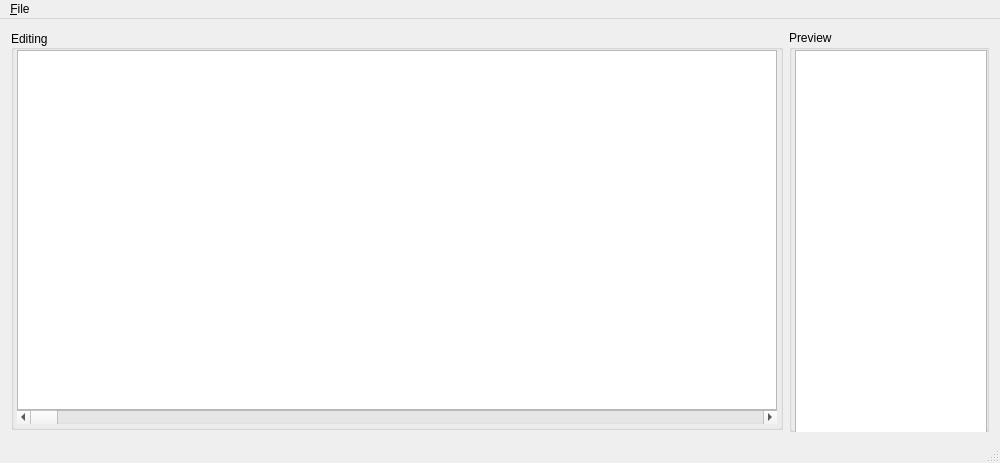
This is mainwindow.ui in HanaeN/PPC5CharacterEditor as Qt 5 draws it before an edit. The edited form follows.
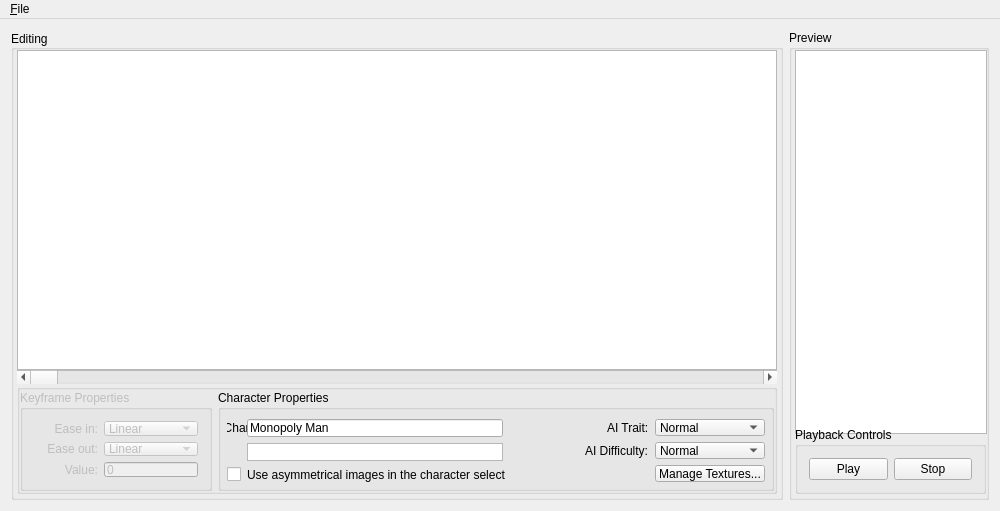
This is the edited form.

Diff of the .ui file:
```diff
--- a/mainwindow.ui
+++ b/mainwindow.ui
@@ -7,13 +7,13 @@
     <x>0</x>
     <y>0</y>
     <width>1000</width>
-    <height>463</height>
+    <height>511</height>
    </rect>
   </property>
   <property name="minimumSize">
    <size>
     <width>1000</width>
-    <height>463</height>
+    <height>511</height>
    </size>
   </property>
   <property name="windowTitle">
@@ -73,6 +73,410 @@
            </property>
           </widget>
          </item>
+         <item>
+          <widget class="QGroupBox" name="grp_properties">
+           <property name="maximumSize">
+            <size>
+             <width>16777215</width>
+             <height>110</height>
+            </size>
+           </property>
+           <property name="title">
+            <string/>
+           </property>
+           <property name="flat">
+            <bool>false</bool>
+           </property>
+           <property name="checkable">
+            <bool>false</bool>
+           </property>
+           <layout class="QHBoxLayout" name="horizontalLayout_2">
+            <property name="leftMargin">
+             <number>0</number>
+            </property>
+            <property name="topMargin">
+             <number>0</number>
+            </property>
+            <property name="rightMargin">
+             <number>0</number>
+            </property>
+            <property name="bottomMargin">
+             <number>0</number>
+            </property>
+            <item>
+             <widget class="QGroupBox" name="grp_keyframe">
+              <property name="enabled">
+               <bool>false</bool>
+              </property>
+              <property name="maximumSize">
+               <size>
+                <width>200</width>
+                <height>9999</height>
+               </size>
+              </property>
+              <property name="title">
+               <string>Keyframe Properties</string>
+              </property>
+              <layout class="QFormLayout" name="formLayout">
+               <item row="0" column="0">
+                <widget class="QLabel" name="l_easingin">
+                 <property name="minimumSize">
+                  <size>
+                   <width>64</width>
+                   <height>0</height>
+                  </size>
+                 </property>
+                 <property name="text">
+                  <string>Ease in:</string>
+                 </property>
+                 <property name="alignment">
+                  <set>Qt::AlignRight|Qt::AlignTrailing|Qt::AlignVCenter</set>
+                 </property>
+                </widget>
+               </item>
+               <item row="0" column="1">
+                <widget class="QComboBox" name="e_easingin">
+                 <item>
+                  <property name="text">
+                   <string>Linear</string>
+                  </property>
+                 </item>
+                 <item>
+                  <property name="text">
+                   <string>Cubic</string>
+                  </property>
+                 </item>
+                 <item>
+                  <property name="text">
+                   <string>Quadratic</string>
+                  </property>
+                 </item>
+                 <item>
+                  <property name="text">
+                   <string>Sinusoidal</string>
+                  </property>
+                 </item>
+                 <item>
+                  <property name="text">
+                   <string>Exponential</string>
+                  </property>
+                 </item>
+                 <item>
+                  <property name="text">
+                   <string>None</string>
+                  </property>
+                 </item>
+                </widget>
+               </item>
+               <item row="2" column="0">
+                <widget class="QLabel" name="l_value">
+                 <property name="minimumSize">
+                  <size>
+                   <width>64</width>
+                   <height>0</height>
+                  </size>
+                 </property>
+                 <property name="text">
+                  <string>Value:</string>
+                 </property>
+                 <property name="alignment">
+                  <set>Qt::AlignRight|Qt::AlignTrailing|Qt::AlignVCenter</set>
+                 </property>
+                </widget>
+               </item>
+               <item row="2" column="1">
+                <widget class="QLineEdit" name="e_value">
+                 <property name="text">
+                  <string>0</string>
+                 </property>
+                </widget>
+               </item>
+               <item row="1" column="0">
+                <widget class="QLabel" name="l_easingout">
+                 <property name="minimumSize">
+                  <size>
+                   <width>64</width>
+                   <height>0</height>
+                  </size>
+                 </property>
+                 <property name="text">
+                  <string>Ease out:</string>
+                 </property>
+                 <property name="alignment">
+                  <set>Qt::AlignRight|Qt::AlignTrailing|Qt::AlignVCenter</set>
+                 </property>
+                </widget>
+               </item>
+               <item row="1" column="1">
+                <widget class="QComboBox" name="e_easingout">
+                 <item>
+                  <property name="text">
+                   <string>Linear</string>
+                  </property>
+                 </item>
+                 <item>
+                  <property name="text">
+                   <string>Cubic</string>
+                  </property>
+                 </item>
+                 <item>
+                  <property name="text">
+                   <string>Quadratic</string>
+                  </property>
+                 </item>
+                 <item>
+                  <property name="text">
+                   <string>Sinusoidal</string>
+                  </property>
+                 </item>
+                 <item>
+                  <property name="text">
+                   <string>Exponential</string>
+                  </property>
+                 </item>
+                 <item>
+                  <property name="text">
+                   <string>None</string>
+                  </property>
+                 </item>
+                </widget>
+               </item>
+              </layout>
+             </widget>
+            </item>
+            <item>
+             <widget class="QGroupBox" name="grp_charinfo">
+              <property name="maximumSize">
+               <size>
+                <width>16777215</width>
+                <height>999</height>
+               </size>
+              </property>
+              <property name="title">
+               <string>Character Properties</string>
+              </property>
+              <layout class="QHBoxLayout" name="horizontalLayout_3">
+               <property name="spacing">
+                <number>6</number>
+               </property>
+               <property name="leftMargin">
+                <number>0</number>
+               </property>
+               <property name="topMargin">
+                <number>0</number>
+               </property>
+               <property name="rightMargin">
+                <number>0</number>
+               </property>
+               <property name="bottomMargin">
+                <number>0</number>
+               </property>
+               <item>
+                <layout class="QFormLayout" name="layout_col1">
+                 <property name="sizeConstraint">
+                  <enum>QLayout::SetDefaultConstraint</enum>
+                 </property>
+                 <property name="fieldGrowthPolicy">
+                  <enum>QFormLayout::ExpandingFieldsGrow</enum>
+                 </property>
+                 <property name="labelAlignment">
+                  <set>Qt::AlignRight|Qt::AlignTrailing|Qt::AlignVCenter</set>
+                 </property>
+                 <property name="leftMargin">
+                  <number>6</number>
+                 </property>
+                 <property name="topMargin">
+                  <number>9</number>
+                 </property>
+                 <property name="rightMargin">
+                  <number>6</number>
+                 </property>
+                 <property name="bottomMargin">
+                  <number>6</number>
+                 </property>
+                 <item row="0" column="0">
+                  <widget class="QLabel" name="l_name">
+                   <property name="minimumSize">
+                    <size>
+                     <width>88</width>
+                     <height>0</height>
+                    </size>
+                   </property>
+                   <property name="text">
+                    <string>Character Name:</string>
+                   </property>
+                   <property name="alignment">
+                    <set>Qt::AlignRight|Qt::AlignTrailing|Qt::AlignVCenter</set>
+                   </property>
+                  </widget>
+                 </item>
+                 <item row="0" column="1">
+                  <widget class="QLineEdit" name="e_name">
+                   <property name="sizePolicy">
+                    <sizepolicy hsizetype="Fixed" vsizetype="Fixed">
+                     <horstretch>0</horstretch>
+                     <verstretch>0</verstretch>
+                    </sizepolicy>
+                   </property>
+                   <property name="minimumSize">
+                    <size>
+                     <width>256</width>
+                     <height>0</height>
+                    </size>
+                   </property>
+                   <property name="maximumSize">
+                    <size>
+                     <width>16777215</width>
+                     <height>256</height>
+                    </size>
+                   </property>
+                   <property name="text">
+                    <string>Monopoly Man</string>
+                   </property>
+                   <property name="maxLength">
+                    <number>255</number>
+                   </property>
+                  </widget>
+                 </item>
+                 <item row="1" column="0">
+                  <widget class="QLabel" name="l_dropset">
+                   <property name="minimumSize">
+                    <size>
+                     <width>88</width>
+                     <height>0</height>
+                    </size>
+                   </property>
+                   <property name="text">
+                    <string>Dropset:</string>
+                   </property>
+                   <property name="alignment">
+                    <set>Qt::AlignRight|Qt::AlignTrailing|Qt::AlignVCenter</set>
+                   </property>
+                  </widget>
+                 </item>
+                 <item row="1" column="1">
+                  <widget class="QGraphicsView" name="e_dropset">
+                   <property name="sizePolicy">
+                    <sizepolicy hsizetype="Fixed" vsizetype="Expanding">
+                     <horstretch>0</horstretch>
+                     <verstretch>0</verstretch>
+                    </sizepolicy>
+                   </property>
+                   <property name="minimumSize">
+                    <size>
+                     <width>256</width>
+                     <height>0</height>
+                    </size>
+                   </property>
+                   <property name="maximumSize">
+                    <size>
+                     <width>256</width>
+                     <height>20</height>
+                    </size>
+                   </property>
+                   <property name="frameShape">
+                    <enum>QFrame::StyledPanel</enum>
+                   </property>
+                  </widget>
+                 </item>
+                 <item row="2" column="0">
+                  <widget class="QCheckBox" name="e_asymmetrical">
+                   <property name="text">
+                    <string/>
+                   </property>
+                  </widget>
+                 </item>
+                 <item row="2" column="1">
+                  <widget class="QLabel" name="l_asymmetrical">
+                   <property name="text">
+                    <string>Use asymmetrical images in the character select</string>
+                   </property>
+                  </widget>
+                 </item>
+                </layout>
+               </item>
+               <item>
+                <layout class="QFormLayout" name="layout_col2">
+                 <property name="labelAlignment">
+                  <set>Qt::AlignRight|Qt::AlignTrailing|Qt::AlignVCenter</set>
+                 </property>
+                 <property name="leftMargin">
+                  <number>6</number>
+                 </property>
+                 <property name="topMargin">
+                  <number>9</number>
+                 </property>
+                 <property name="rightMargin">
+                  <number>6</number>
+                 </property>
+                 <property name="bottomMargin">
+                  <number>6</number>
+                 </property>
+                 <item row="0" column="0">
+                  <widget class="QLabel" name="l_trait">
+                   <property name="text">
+                    <string>AI Trait:</string>
+                   </property>
+                  </widget>
+                 </item>
+                 <item row="0" column="1">
+                  <widget class="QComboBox" name="e_trait">
+                   <item>
+                    <property name="text">
+                     <string>Normal</string>
+                    </property>
+                   </item>
+                  </widget>
+                 </item>
+                 <item row="1" column="0">
+                  <widget class="QLabel" name="l_aidifficulty">
+                   <property name="text">
+                    <string>AI Difficulty:</string>
+                   </property>
+                  </widget>
+                 </item>
+                 <item row="2" column="1">
+                  <widget class="QPushButton" name="b_managetextures">
+                   <property name="text">
+                    <string>Manage Textures...</string>
+                   </property>
+                  </widget>
+                 </item>
+                 <item row="1" column="1">
+                  <widget class="QComboBox" name="e_aidifficulty">
+                   <property name="currentIndex">
+                    <number>1</number>
+                   </property>
+                   <item>
+                    <property name="text">
+                     <string>Easy</string>
+                    </property>
+                   </item>
+                   <item>
+                    <property name="text">
+                     <string>Normal</string>
+                    </property>
+                   </item>
+                   <item>
+                    <property name="text">
+                     <string>Hard</string>
+                    </property>
+                   </item>
+                   <item>
+                    <property name="text">
+                     <string>Core</string>
+                    </property>
+                   </item>
+                  </widget>
+                 </item>
+                </layout>
+               </item>
+              </layout>
+             </widget>
+            </item>
+           </layout>
+          </widget>
+         </item>
         </layout>
        </widget>
       </item>
@@ -87,7 +491,7 @@
         <property name="maximumSize">
          <size>
           <width>200</width>
-          <height>402</height>
+          <height>9999</height>
          </size>
         </property>
         <property name="title">
@@ -98,7 +502,7 @@
         </property>
         <layout class="QVBoxLayout" name="verticalLayout_2">
          <property name="spacing">
-          <number>0</number>
+          <number>6</number>
          </property>
          <property name="leftMargin">
           <number>3</number>
@@ -131,6 +535,29 @@
            </property>
           </widget>
          </item>
+         <item>
+          <widget class="QGroupBox" name="grp_control">
+           <property name="title">
+            <string>Playback Controls</string>
+           </property>
+           <layout class="QHBoxLayout" name="horizontalLayout_4">
+            <item>
+             <widget class="QPushButton" name="b_play">
+              <property name="text">
+               <string>Play</string>
+              </property>
+             </widget>
+            </item>
+            <item>
+             <widget class="QPushButton" name="b_stop">
+              <property name="text">
+               <string>Stop</string>
+              </property>
+             </widget>
+            </item>
+           </layout>
+          </widget>
+         </item>
         </layout>
        </widget>
       </item>
@@ -177,7 +604,6 @@
    </widget>
    <addaction name="menu_File"/>
   </widget>
-  <widget class="QStatusBar" name="statusBar"/>
   <action name="action_New">
    <property name="text">
     <string>&amp;New</string>
```
Left out of the diff: 4 changed lines with no effect on the pictures.
